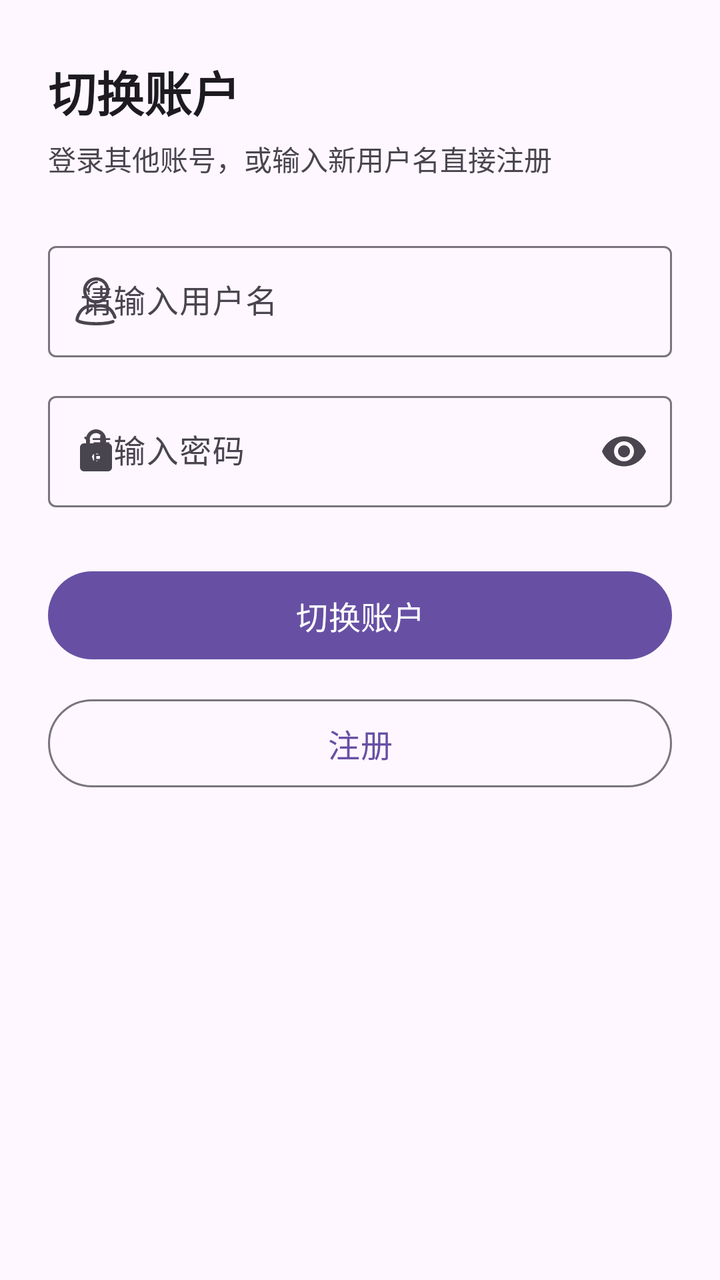
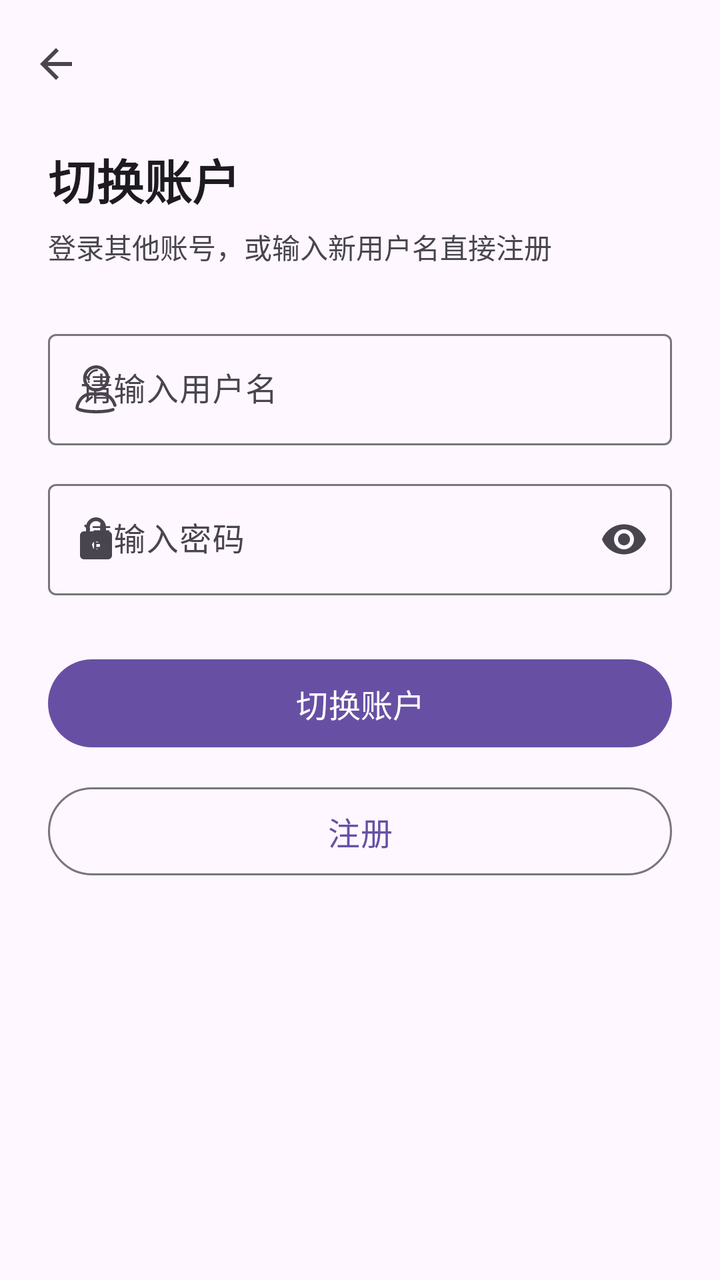

Compare the two renders of this Android layout. The source of the first and the diff that turns it into the second are given below.
<!-- AndroidManifest.xml: application theme Theme.MyProject -->
<!-- res/layout/activity_change_account.xml -->
<?xml version="1.0" encoding="utf-8"?>
<ScrollView xmlns:android="http://schemas.android.com/apk/res/android"
    xmlns:app="http://schemas.android.com/apk/res-auto"
    xmlns:tools="http://schemas.android.com/tools"
    android:id="@+id/main"
    android:layout_width="match_parent"
    android:layout_height="match_parent"
    android:background="?attr/colorSurface"
    android:fillViewport="true"
    android:fitsSystemWindows="true"
    tools:context=".ui.activity.ChangeAccountActivity">

    <LinearLayout
        android:layout_width="match_parent"
        android:layout_height="wrap_content"
        android:orientation="vertical"
        android:paddingStart="24dp"
        android:paddingTop="28dp"
        android:paddingEnd="24dp"
        android:paddingBottom="32dp">

        <TextView
            android:layout_width="wrap_content"
            android:layout_height="wrap_content"
            android:text="@string/change_account"
            android:textColor="?attr/colorOnSurface"
            android:textSize="24sp"
            android:textStyle="bold" />

        <TextView
            android:layout_width="match_parent"
            android:layout_height="wrap_content"
            android:layout_marginTop="6dp"
            android:text="@string/change_account_subtitle"
            android:textColor="?attr/colorOnSurfaceVariant"
            android:textSize="14sp" />

        
        <com.google.android.material.textfield.TextInputLayout
            android:id="@+id/username_layout"
            style="@style/Widget.Material3.TextInputLayout.OutlinedBox"
            android:layout_width="match_parent"
            android:layout_height="wrap_content"
            android:layout_marginTop="28dp"
            android:hint="@string/username_hint"
            app:startIconDrawable="@drawable/ic_person"
            app:startIconTint="?attr/colorOnSurfaceVariant">

            <com.google.android.material.textfield.TextInputEditText
                android:id="@+id/username_et"
                android:layout_width="match_parent"
                android:layout_height="wrap_content"
                android:inputType="text"
                android:maxLines="1" />
        </com.google.android.material.textfield.TextInputLayout>

        
        <com.google.android.material.textfield.TextInputLayout
            android:id="@+id/password_layout"
            style="@style/Widget.Material3.TextInputLayout.OutlinedBox"
            android:layout_width="match_parent"
            android:layout_height="wrap_content"
            android:layout_marginTop="14dp"
            android:hint="@string/password_hint"
            app:endIconMode="password_toggle"
            app:startIconDrawable="@drawable/ic_lock"
            app:startIconTint="?attr/colorOnSurfaceVariant">

            <com.google.android.material.textfield.TextInputEditText
                android:id="@+id/password_et"
                android:layout_width="match_parent"
                android:layout_height="wrap_content"
                android:imeOptions="actionDone"
                android:inputType="textPassword"
                android:maxLines="1" />
        </com.google.android.material.textfield.TextInputLayout>

        
        <com.google.android.material.button.MaterialButton
            android:id="@+id/change_account_bt"
            android:layout_width="match_parent"
            android:layout_height="52dp"
            android:layout_marginTop="28dp"
            android:text="@string/change_account"
            android:textSize="16sp"
            app:cornerRadius="26dp" />

        
        <com.google.android.material.button.MaterialButton
            android:id="@+id/register_bt"
            style="@style/Widget.Material3.Button.OutlinedButton"
            android:layout_width="match_parent"
            android:layout_height="52dp"
            android:layout_marginTop="12dp"
            android:text="@string/register"
            android:textSize="16sp"
            app:cornerRadius="26dp" />

    </LinearLayout>

</ScrollView>
<!-- resources referenced by this layout -->
<resources>
  <!-- drawable ic_lock (drawable) -->
  <vector xmlns:android="http://schemas.android.com/apk/res/android"
      android:width="24dp"
      android:height="24dp"
      android:viewportWidth="24"
      android:viewportHeight="24">
      <path
          android:fillColor="#FF000000"
          android:pathData="M18,8h-1V6c0,-2.76 -2.24,-5 -5,-5S7,3.24 7,6v2H6c-1.1,0 -2,0.9 -2,2v10c0,1.1 0.9,2 2,2h12c1.1,0 2,-0.9 2,-2V10c0,-1.1 -0.9,-2 -2,-2zM12,17c-1.1,0 -2,-0.9 -2,-2s0.9,-2 2,-2 2,0.9 2,2 -0.9,2 -2,2zM15.1,8H8.9V6c0,-1.71 1.39,-3.1 3.1,-3.1 1.71,0 3.1,1.39 3.1,3.1v2z" />
  </vector>
  <!-- drawable ic_person (drawable) -->
  <vector xmlns:android="http://schemas.android.com/apk/res/android"
      android:width="24dp"
      android:height="24dp"
      android:viewportWidth="1024"
      android:viewportHeight="1024">
      <path
          android:fillColor="#FF000000"
          android:pathData="M948.8,844c-11.4,-36.7 -31.3,-77.7 -59.6,-122.2 -68,-106.6 -199.3,-162.5 -334.1,-142.1 -24.7,3.6 -50,3.6 -75.2,-0.6 -131.8,-21.7 -261.9,32.5 -331.7,137.9 -49.4,74 -74,139.7 -74,194.4 0,74 222.7,112.6 443.1,112.6 142.1,0 285.3,-16.3 368.4,-47.6 24.7,-9 30.1,-41.5 10.2,-58.4 -9,-7.8 -21.1,-9.6 -32.5,-6 -50,18.7 -157.7,43.3 -346.1,43.3 -237.8,0 -346.8,-39.7 -374.4,-56 3.6,-39.1 24.7,-89.1 62,-145.1 55.4,-83.1 158.9,-125.8 263.7,-108.4 31.9,5.4 65,5.4 96.9,0.6 107.8,-16.3 212.5,27.1 266.1,111.4 24.7,38.5 42.1,74 51.8,104.7 3.6,11.4 12.6,19.9 24.1,22.3l1.8,0.6C934.3,891 956,868.1 948.8,844z" />
      <path
          android:fillColor="#FF000000"
          android:pathData="M516.5,558.7c154.1,0 279.3,-125.2 279.3,-279.3S670.6,0 516.5,0C363,0 237.2,125.2 237.2,279.3S363,558.7 516.5,558.7zM516.5,68c116.2,0 211.3,94.5 211.3,211.3s-94.5,211.3 -211.3,211.3c-116.2,0 -211.3,-94.5 -211.3,-211.3S400.3,68 516.5,68z" />
      <path
          android:fillColor="#FF000000"
          android:pathData="M372,368.4c-3.6,4.2 -9,6 -14.4,6 -5.4,0 -10.8,-2.4 -14.4,-6 -4.2,-4.2 -6,-9.6 -6,-15 0,-5.4 1.8,-11.4 6,-15 7.8,-7.8 21.7,-7.8 29.5,0 4.2,4.2 6,9.6 6,15C378.1,358.8 375.6,364.2 372,368.4z" />
      <path
          android:fillColor="#FF000000"
          android:pathData="M533.4,125.2c-90.9,0 -165.5,77.1 -165.5,171.6 0,12 -9,21.7 -20.5,21.7 -11.4,0 -20.5,-9.6 -20.5,-21.7 0,-118 92.7,-214.3 207.1,-214.3 11.4,0 20.5,9.6 20.5,21.7C553.8,115.6 544.8,125.2 533.4,125.2z" />
  </vector>
  <string name="change_account">切换账户</string>
  <string name="change_account_subtitle">登录其他账号，或输入新用户名直接注册</string>
  <string name="password_hint">请输入密码</string>
  <string name="register">注册</string>
  <string name="username_hint">请输入用户名</string>
  <style name="Theme.MyProject" parent="Base.Theme.MyProject" />
  <style name="Base.Theme.MyProject" parent="Theme.Material3.DayNight.NoActionBar">
          
          
      </style>
</resources>

<!-- the commit's change to res/layout/activity_change_account.xml (unified diff, before → after) -->
@@ -1,101 +1,116 @@
 <?xml version="1.0" encoding="utf-8"?>
-<ScrollView xmlns:android="http://schemas.android.com/apk/res/android"
+<LinearLayout xmlns:android="http://schemas.android.com/apk/res/android"
     xmlns:app="http://schemas.android.com/apk/res-auto"
     xmlns:tools="http://schemas.android.com/tools"
-    android:id="@+id/main"
     android:layout_width="match_parent"
     android:layout_height="match_parent"
     android:background="?attr/colorSurface"
-    android:fillViewport="true"
     android:fitsSystemWindows="true"
+    android:orientation="vertical"
     tools:context=".ui.activity.ChangeAccountActivity">
 
-    <LinearLayout
+    
+    <com.google.android.material.appbar.MaterialToolbar
+        android:id="@+id/toolbar"
         android:layout_width="match_parent"
-        android:layout_height="wrap_content"
-        android:orientation="vertical"
-        android:paddingStart="24dp"
-        android:paddingTop="28dp"
-        android:paddingEnd="24dp"
-        android:paddingBottom="32dp">
+        android:layout_height="?attr/actionBarSize"
+        app:navigationIcon="?attr/homeAsUpIndicator" />
 
-        <TextView
-            android:layout_width="wrap_content"
-            android:layout_height="wrap_content"
-            android:text="@string/change_account"
-            android:textColor="?attr/colorOnSurface"
-            android:textSize="24sp"
-            android:textStyle="bold" />
+    <ScrollView
+        android:id="@+id/main"
+        android:layout_width="match_parent"
+        android:layout_height="0dp"
+        android:layout_weight="1"
+        android:fillViewport="true">
 
-        <TextView
+        <LinearLayout
             android:layout_width="match_parent"
             android:layout_height="wrap_content"
-            android:layout_marginTop="6dp"
-            android:text="@string/change_account_subtitle"
-            android:textColor="?attr/colorOnSurfaceVariant"
-            android:textSize="14sp" />
+            android:orientation="vertical"
+            android:paddingStart="24dp"
+            android:paddingTop="8dp"
+            android:paddingEnd="24dp"
+            android:paddingBottom="32dp">
 
-        
-        <com.google.android.material.textfield.TextInputLayout
-            android:id="@+id/username_layout"
-            style="@style/Widget.Material3.TextInputLayout.OutlinedBox"
-            android:layout_width="match_parent"
-            android:layout_height="wrap_content"
-            android:layout_marginTop="28dp"
-            android:hint="@string/username_hint"
-            app:startIconDrawable="@drawable/ic_person"
-            app:startIconTint="?attr/colorOnSurfaceVariant">
+            <TextView
+                android:layout_width="wrap_content"
+                android:layout_height="wrap_content"
+                android:text="@string/change_account"
+                android:textColor="?attr/colorOnSurface"
+                android:textSize="24sp"
+                android:textStyle="bold" />
 
-            <com.google.android.material.textfield.TextInputEditText
-                android:id="@+id/username_et"
+            <TextView
                 android:layout_width="match_parent"
                 android:layout_height="wrap_content"
-                android:inputType="text"
-                android:maxLines="1" />
-        </com.google.android.material.textfield.TextInputLayout>
+                android:layout_marginTop="6dp"
+                android:text="@string/change_account_subtitle"
+                android:textColor="?attr/colorOnSurfaceVariant"
+                android:textSize="14sp" />
 
-        
-        <com.google.android.material.textfield.TextInputLayout
-            android:id="@+id/password_layout"
-            style="@style/Widget.Material3.TextInputLayout.OutlinedBox"
-            android:layout_width="match_parent"
-            android:layout_height="wrap_content"
-            android:layout_marginTop="14dp"
-            android:hint="@string/password_hint"
-            app:endIconMode="password_toggle"
-            app:startIconDrawable="@drawable/ic_lock"
-            app:startIconTint="?attr/colorOnSurfaceVariant">
-
-            <com.google.android.material.textfield.TextInputEditText
-                android:id="@+id/password_et"
+            
+            <com.google.android.material.textfield.TextInputLayout
+                android:id="@+id/username_layout"
+                style="@style/Widget.Material3.TextInputLayout.OutlinedBox"
                 android:layout_width="match_parent"
                 android:layout_height="wrap_content"
-                android:imeOptions="actionDone"
-                android:inputType="textPassword"
-                android:maxLines="1" />
-        </com.google.android.material.textfield.TextInputLayout>
+                android:layout_marginTop="28dp"
+                android:hint="@string/username_hint"
+                app:startIconDrawable="@drawable/ic_person"
+                app:startIconTint="?attr/colorOnSurfaceVariant">
 
-        
-        <com.google.android.material.button.MaterialButton
-            android:id="@+id/change_account_bt"
-            android:layout_width="match_parent"
-            android:layout_height="52dp"
-            android:layout_marginTop="28dp"
-            android:text="@string/change_account"
-            android:textSize="16sp"
-            app:cornerRadius="26dp" />
+                <com.google.android.material.textfield.TextInputEditText
+                    android:id="@+id/username_et"
+                    android:layout_width="match_parent"
+                    android:layout_height="wrap_content"
+                    android:inputType="text"
+                    android:maxLines="1" />
+            </com.google.android.material.textfield.TextInputLayout>
 
-        
-        <com.google.android.material.button.MaterialButton
-            android:id="@+id/register_bt"
-            style="@style/Widget.Material3.Button.OutlinedButton"
-            android:layout_width="match_parent"
-            android:layout_height="52dp"
-            android:layout_marginTop="12dp"
-            android:text="@string/register"
-            android:textSize="16sp"
-            app:cornerRadius="26dp" />
+            
+            <com.google.android.material.textfield.TextInputLayout
+                android:id="@+id/password_layout"
+                style="@style/Widget.Material3.TextInputLayout.OutlinedBox"
+                android:layout_width="match_parent"
+                android:layout_height="wrap_content"
+                android:layout_marginTop="14dp"
+                android:hint="@string/password_hint"
+                app:endIconMode="password_toggle"
+                app:startIconDrawable="@drawable/ic_lock"
+                app:startIconTint="?attr/colorOnSurfaceVariant">
 
-    </LinearLayout>
+                <com.google.android.material.textfield.TextInputEditText
+                    android:id="@+id/password_et"
+                    android:layout_width="match_parent"
+                    android:layout_height="wrap_content"
+                    android:imeOptions="actionDone"
+                    android:inputType="textPassword"
+                    android:maxLines="1" />
+            </com.google.android.material.textfield.TextInputLayout>
 
-</ScrollView>
+            
+            <com.google.android.material.button.MaterialButton
+                android:id="@+id/change_account_bt"
+                android:layout_width="match_parent"
+                android:layout_height="52dp"
+                android:layout_marginTop="28dp"
+                android:text="@string/change_account"
+                android:textSize="16sp"
+                app:cornerRadius="26dp" />
+
+            
+            <com.google.android.material.button.MaterialButton
+                android:id="@+id/register_bt"
+                style="@style/Widget.Material3.Button.OutlinedButton"
+                android:layout_width="match_parent"
+                android:layout_height="52dp"
+                android:layout_marginTop="12dp"
+                android:text="@string/register"
+                android:textSize="16sp"
+                app:cornerRadius="26dp" />
+
+        </LinearLayout>
+
+    </ScrollView>
+
+</LinearLayout>
